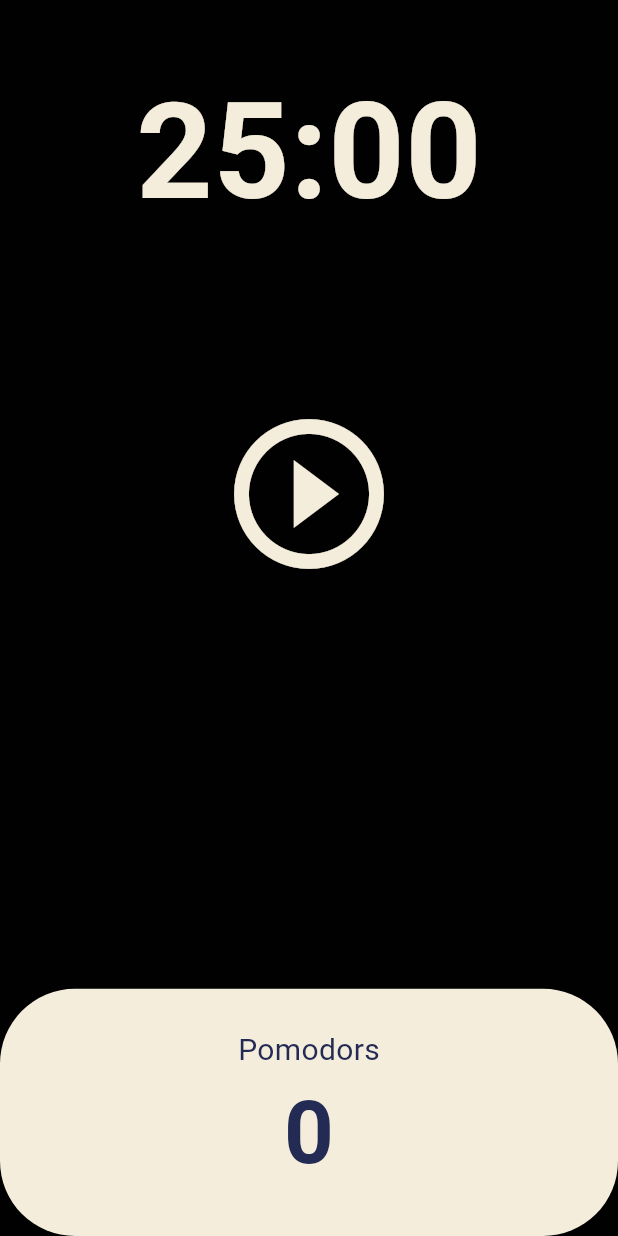
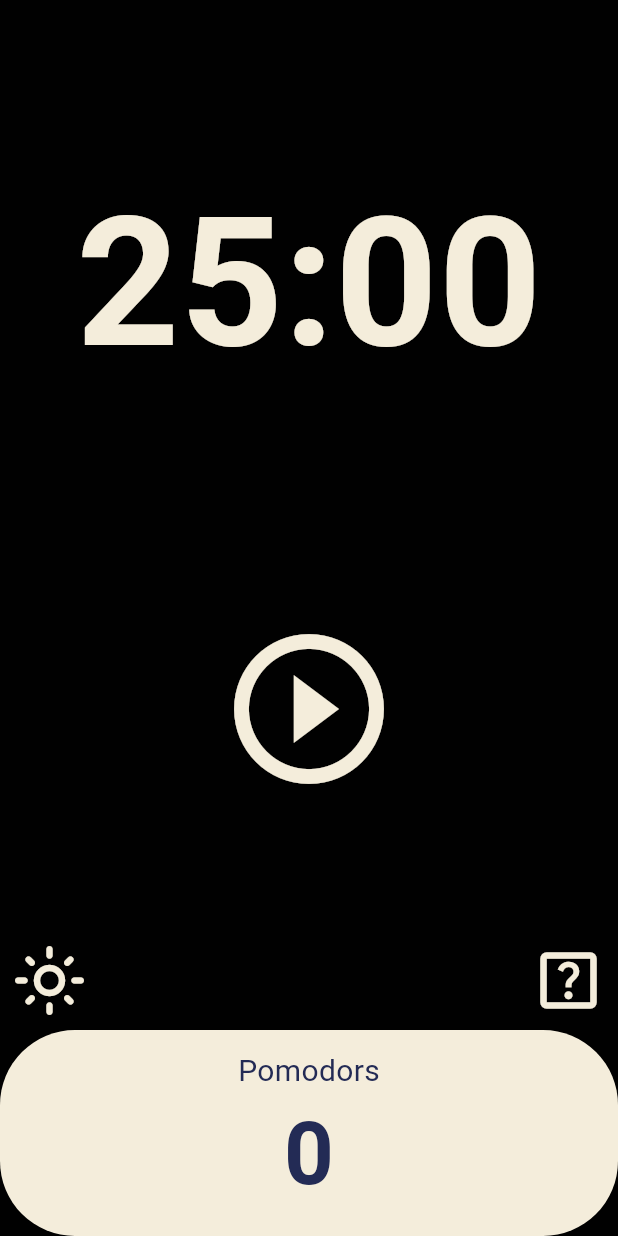
Before and after one commit to 1day1/flutter-practice-pomodoro, a Flutter app: the HomeScreen screen opened directly, on a phone screen of 412 x 824 dp. Run offline on Flutter 3.47's test engine with Material 3 defaults, Android fonts, the phone set to English and light mode, and no system bars.

Commit message:
dark/light mode , onboarding button

```diff
--- a/lib/main.dart
+++ b/lib/main.dart
@@ -1,16 +1,27 @@
 import 'package:flutter/material.dart';
+import 'package:flutter/services.dart';
+import 'package:pomodoro/screens/home_screen.dart';
 import 'package:pomodoro/screens/onboarding.dart';
 
 void main() {
   runApp(const MyApp());
 }
 
-class MyApp extends StatelessWidget {
+class MyApp extends StatefulWidget {
   const MyApp({super.key});
+
+  @override
+  State<MyApp> createState() => _MyAppState();
+}
+
+class _MyAppState extends State<MyApp> {
+  bool isOnboarding = false;
 
   // This widget is the root of your application.
   @override
   Widget build(BuildContext context) {
+    SystemChrome.setPreferredOrientations([DeviceOrientation.portraitUp]);
+
     return MaterialApp(
       theme: ThemeData(
         shadowColor: const Color(0xFF010101),
@@ -34,7 +45,7 @@ class MyApp extends StatelessWidget {
           onSurface: Color(0xFFE7626C),
         ),
       ),
-      home: const OnboardingPage(),
+      home: isOnboarding ? const OnboardingPage() : const HomeScreen(),
     );
   }
 }
--- a/lib/screens/home_screen.dart
+++ b/lib/screens/home_screen.dart
@@ -1,6 +1,7 @@
 import 'dart:async';
 
 import 'package:flutter/material.dart';
+import 'package:pomodoro/screens/onboarding.dart';
 
 class HomeScreen extends StatefulWidget {
   const HomeScreen({super.key});
@@ -72,14 +73,14 @@ class _HomeScreenState extends State<HomeScreen> {
       body: Column(
         children: [
           Flexible(
-            flex: 1,
+            flex: 2,
             child: Container(
               alignment: Alignment.bottomCenter,
               child: Text(
                 format(totalSeconds),
                 style: TextStyle(
                   color: Theme.of(context).cardColor,
-                  fontSize: 89,
+                  fontSize: 120,
                   fontWeight: FontWeight.w600,
                 ),
               ),
@@ -88,8 +89,11 @@ class _HomeScreenState extends State<HomeScreen> {
           Flexible(
             flex: 3,
             child: Column(
-              mainAxisAlignment: MainAxisAlignment.center,
+              mainAxisAlignment: MainAxisAlignment.spaceBetween,
               children: [
+                const SizedBox(
+                  height: 50,
+                ),
                 Center(
                   child: IconButton(
                     iconSize: 120,
@@ -102,17 +106,50 @@ class _HomeScreenState extends State<HomeScreen> {
                     ),
                   ),
                 ),
-                const SizedBox(
-                  height: 100,
+                Center(
+                  child: Row(
+                    mainAxisAlignment: MainAxisAlignment.spaceBetween,
+                    children: [
+                      IconButton(
+                        iconSize: 50,
+                        color: Theme.of(context).cardColor,
+                        onPressed: () {
+                          setState(() {
+                            isDayAndNight = !isDayAndNight;
+                          });
+                        },
+                        icon: Icon(
+                          isDayAndNight
+                              ? Icons.dark_mode_outlined
+                              : Icons.light_mode_outlined,
                         ),
-                Center(
-                  child: IconButton(
+                      ),
+                      IconButton(
                         iconSize: 50,
                         color: Theme.of(context).cardColor,
                         onPressed: isRunning ? onResetPressed : () {},
                         icon: Icon(
                           isRunning ? Icons.restart_alt_outlined : null,
                         ),
+                      ),
+                      IconButton(
+                        iconSize: 50,
+                        color: Theme.of(context).cardColor,
+                        onPressed: () {
+                          // var isOnboarding = true;
+                          timer.cancel();
+
+                          Navigator.pushReplacement(
+                              context,
+                              MaterialPageRoute(
+                                  builder: (context) =>
+                                      const OnboardingPage()));
+                        },
+                        icon: const Icon(
+                          Icons.help_center_outlined,
+                        ),
+                      ),
+                    ],
                   ),
                 ),
               ],
--- a/lib/screens/onboarding.dart
+++ b/lib/screens/onboarding.dart
@@ -1,7 +1,6 @@
 import 'package:flutter/material.dart';
 import 'package:pomodoro/components/onboarding_data.dart';
 import 'package:pomodoro/components/onboarding_info.dart';
-import 'package:pomodoro/main.dart';
 import 'package:pomodoro/screens/home_screen.dart';
 
 class OnboardingPage extends StatefulWidget {
```
Lines whose indentation alone changed are shown as unchanged.
